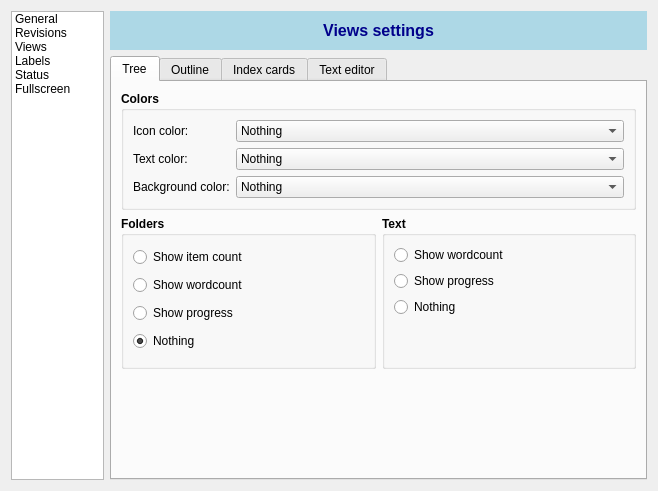
Before: the Qt Designer form manuskript/ui/settings_ui.ui in olivierkes/manuskript, drawn with Qt 5.
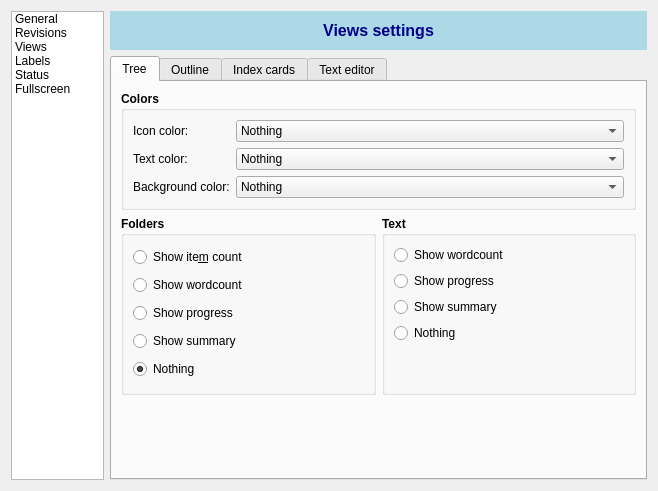
After: the same form once the commit is applied. The open tabs and pages were chosen to show the change. Icons and pictures are not drawn.

Commit message: Tree view: can show item summary

```diff
--- a/manuskript/ui/settings_ui.ui
+++ b/manuskript/ui/settings_ui.ui
@@ -953,7 +953,7 @@
                    </font>
                   </property>
                   <property name="text">
-                   <string>Show item count</string>
+                   <string>Show ite&amp;m count</string>
                   </property>
                  </widget>
                 </item>
@@ -983,6 +983,19 @@
                   </property>
                  </widget>
                 </item>
+                <item>
+                 <widget class="QRadioButton" name="rdoTreeSummary">
+                  <property name="font">
+                   <font>
+                    <weight>50</weight>
+                    <bold>false</bold>
+                   </font>
+                  </property>
+                  <property name="text">
+                   <string>Show summary</string>
+                  </property>
+                 </widget>
+                </item>
                 <item>
                  <widget class="QRadioButton" name="rdoTreeNothing">
                   <property name="font">
@@ -1040,6 +1053,19 @@
                   </property>
                  </widget>
                 </item>
+                <item>
+                 <widget class="QRadioButton" name="rdoTreeTextSummary">
+                  <property name="font">
+                   <font>
+                    <weight>50</weight>
+                    <bold>false</bold>
+                   </font>
+                  </property>
+                  <property name="text">
+                   <string>Show summary</string>
+                  </property>
+                 </widget>
+                </item>
                 <item>
                  <widget class="QRadioButton" name="rdoTreeTextNothing">
                   <property name="font">
```
Left out of the diff: 94 changed lines with no effect on the pictures. The commit also changes 3 other files.
